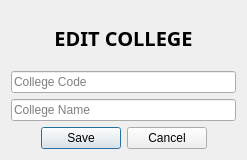
The window that ui/editCollege.ui (karoltacang/SSIS) describes before a commit, drawn with Qt 5.
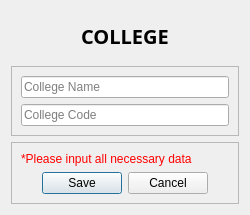
The same window after the commit.

Diff of the .ui file:
```diff
--- a/ui/editCollege.ui
+++ b/ui/editCollege.ui
@@ -6,8 +6,8 @@
    <rect>
     <x>0</x>
     <y>0</y>
-    <width>247</width>
-    <height>160</height>
+    <width>250</width>
+    <height>215</height>
    </rect>
   </property>
   <property name="sizePolicy">
@@ -19,7 +19,7 @@
   <property name="windowTitle">
    <string>Dialog</string>
   </property>
-  <layout class="QVBoxLayout" name="verticalLayout_2" stretch="2,1,1,1">
+  <layout class="QVBoxLayout" name="verticalLayout_2" stretch="2,0,1">
    <item>
     <widget class="QLabel" name="editCollege">
      <property name="font">
@@ -31,7 +31,7 @@
       </font>
      </property>
      <property name="text">
-      <string>EDIT COLLEGE</string>
+      <string>COLLEGE</string>
      </property>
      <property name="alignment">
       <set>Qt::AlignCenter</set>
@@ -39,39 +39,104 @@
     </widget>
    </item>
    <item>
-    <widget class="QLineEdit" name="collegeCodeInput">
-     <property name="text">
-      <string/>
+    <widget class="QFrame" name="frame_2">
+     <property name="frameShape">
+      <enum>QFrame::StyledPanel</enum>
      </property>
-     <property name="placeholderText">
-      <string>College Code</string>
+     <property name="frameShadow">
+      <enum>QFrame::Raised</enum>
      </property>
+     <layout class="QVBoxLayout" name="verticalLayout_3">
+      <item>
+       <widget class="QLineEdit" name="collegeNameInput">
+        <property name="text">
+         <string/>
+        </property>
+        <property name="placeholderText">
+         <string>College Name</string>
+        </property>
+       </widget>
+      </item>
+      <item>
+       <widget class="QLineEdit" name="collegeCodeInput">
+        <property name="text">
+         <string/>
+        </property>
+        <property name="placeholderText">
+         <string>College Code</string>
+        </property>
+       </widget>
+      </item>
+     </layout>
     </widget>
    </item>
    <item>
-    <widget class="QLineEdit" name="collegeNameInput">
-     <property name="text">
-      <string/>
+    <widget class="QFrame" name="frame">
+     <property name="frameShape">
+      <enum>QFrame::StyledPanel</enum>
      </property>
-     <property name="placeholderText">
-      <string>College Name</string>
+     <property name="frameShadow">
+      <enum>QFrame::Raised</enum>
      </property>
-    </widget>
-   </item>
-   <item>
-    <widget class="QDialogButtonBox" name="buttonBox">
-     <property name="layoutDirection">
-      <enum>Qt::LeftToRight</enum>
-     </property>
-     <property name="orientation">
-      <enum>Qt::Horizontal</enum>
-     </property>
-     <property name="standardButtons">
-      <set>QDialogButtonBox::Cancel|QDialogButtonBox::Save</set>
-     </property>
-     <property name="centerButtons">
-      <bool>true</bool>
-     </property>
+     <layout class="QVBoxLayout" name="verticalLayout">
+      <item>
+       <widget class="QLabel" name="error">
+        <property name="styleSheet">
+         <string notr="true">QLabel{
+	color: red;
+}
+</string>
+        </property>
+        <property name="text">
+         <string>*Please input all necessary data</string>
+        </property>
+       </widget>
+      </item>
+      <item>
+       <layout class="QHBoxLayout" name="horizontalLayout_5">
+        <item>
+         <spacer name="horizontalSpacer">
+          <property name="orientation">
+           <enum>Qt::Horizontal</enum>
+          </property>
+          <property name="sizeHint" stdset="0">
+           <size>
+            <width>40</width>
+            <height>20</height>
+           </size>
+          </property>
+         </spacer>
+        </item>
+        <item>
+         <widget class="QPushButton" name="save">
+          <property name="text">
+           <string>Save</string>
+          </property>
+         </widget>
+        </item>
+        <item>
+         <widget class="QPushButton" name="cancel">
+          <property name="text">
+           <string>Cancel</string>
+          </property>
+         </widget>
+        </item>
+        <item>
+         <spacer name="horizontalSpacer_2">
+          <property name="orientation">
+           <enum>Qt::Horizontal</enum>
+          </property>
+          <property name="sizeHint" stdset="0">
+           <size>
+            <width>40</width>
+            <height>20</height>
+           </size>
+          </property>
+         </spacer>
+        </item>
+       </layout>
+      </item>
+     </layout>
     </widget>
    </item>
   </layout>
```
Left out of the diff: 35 changed lines with no effect on the pictures.
